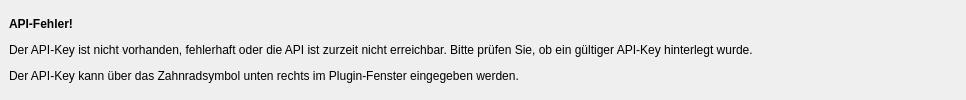
Old version of the form ui/list_missing_api_key_error_widget.ui in the repository poliscope-de/poliscope-qgis-plugin.
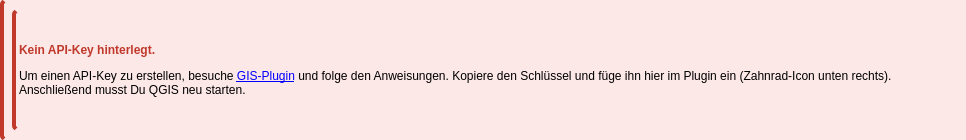
New version of the form.

Commit message: Show styled no-API-key message and disable buttons when API key is missing

The edit to the form file:
```diff
--- a/ui/list_missing_api_key_error_widget.ui
+++ b/ui/list_missing_api_key_error_widget.ui
@@ -22,7 +22,7 @@
   <property name="minimumSize">
    <size>
     <width>300</width>
-    <height>100</height>
+    <height>140</height>
    </size>
   </property>
   <property name="maximumSize">
@@ -38,28 +38,31 @@
    <bool>true</bool>
   </property>
   <property name="styleSheet">
-   <string notr="true"/>
+   <string notr="true">QWidget { background-color: #fde8e8; border-left: 4px solid #c0392b; border-radius: 4px; }</string>
   </property>
   <layout class="QVBoxLayout" name="verticalLayout">
    <property name="spacing">
-    <number>0</number>
+    <number>4</number>
    </property>
    <property name="leftMargin">
-    <number>9</number>
+    <number>12</number>
    </property>
    <property name="topMargin">
-    <number>3</number>
+    <number>10</number>
    </property>
    <property name="rightMargin">
-    <number>9</number>
+    <number>12</number>
    </property>
    <property name="bottomMargin">
-    <number>3</number>
+    <number>10</number>
    </property>
    <item>
     <widget class="QLabel" name="label">
      <property name="text">
-      <string>&lt;html&gt;&lt;head/&gt;&lt;body&gt;&lt;p&gt;&lt;span style=&quot; font-weight:600;&quot;&gt;API-Fehler!&lt;/span&gt;&lt;/p&gt;&lt;p&gt;Der API-Key ist nicht vorhanden, fehlerhaft oder die API ist zurzeit nicht erreichbar. Bitte prüfen Sie, ob ein gültiger API-Key hinterlegt wurde. &lt;/p&gt;&lt;p&gt;Der API-Key kann über das Zahnradsymbol unten rechts im Plugin-Fenster eingegeben werden. &lt;/p&gt;&lt;/body&gt;&lt;/html&gt;</string>
+      <string>&lt;html&gt;&lt;head/&gt;&lt;body&gt;&lt;p&gt;&lt;span style=&quot; font-weight:600; color:#c0392b;&quot;&gt;Kein API-Key hinterlegt.&lt;/span&gt;&lt;/p&gt;&lt;p&gt;Um einen API-Key zu erstellen, besuche &lt;a href=&quot;https://poliscope.de/app/gis-plugin&quot;&gt;GIS-Plugin&lt;/a&gt; und folge den Anweisungen. Kopiere den Schlüssel und füge ihn hier im Plugin ein (Zahnrad-Icon unten rechts). Anschließend musst Du QGIS neu starten.&lt;/p&gt;&lt;/body&gt;&lt;/html&gt;</string>
+     </property>
+     <property name="wordWrap">
+      <bool>true</bool>
      </property>
     </widget>
    </item>
```
The commit also changes 2 other files.
